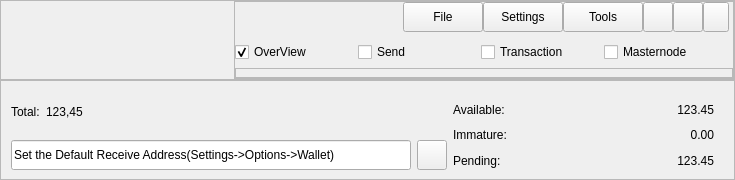
The window that src/qt/forms/mainwintitle.ui (MassGrid/MassGrid) describes before a commit, drawn with Qt 5.
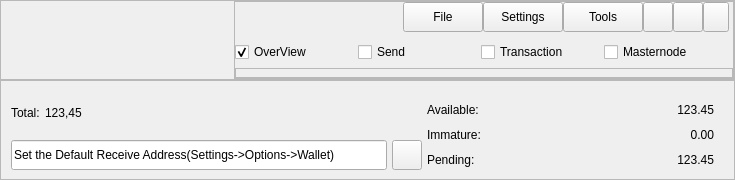
The same window after the commit. Icons and pictures are not drawn.

What changed in the file:
```diff
--- a/src/qt/forms/mainwintitle.ui
+++ b/src/qt/forms/mainwintitle.ui
@@ -647,7 +647,10 @@
      <property name="frameShadow">
       <enum>QFrame::Raised</enum>
      </property>
-     <layout class="QHBoxLayout" name="horizontalLayout_7" stretch="5,3">
+     <layout class="QHBoxLayout" name="horizontalLayout_7" stretch="10,7">
+      <property name="spacing">
+       <number>5</number>
+      </property>
       <property name="leftMargin">
        <number>10</number>
       </property>
```
